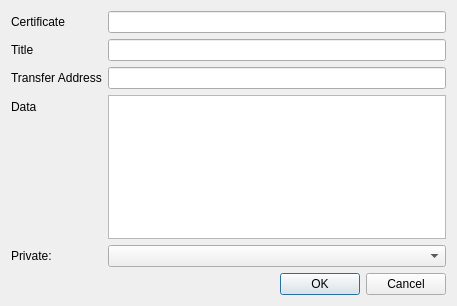
Above: src/qt/forms/editcertdialog.ui from syscoin/syscoin1 before the change. Below: the same form after it.
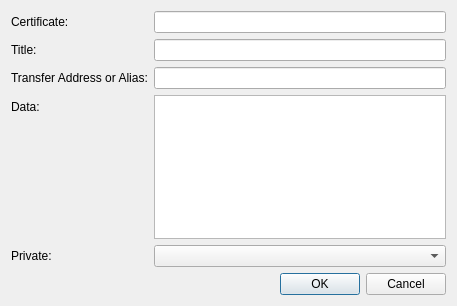
That is the form after the change.

```diff
--- a/src/qt/forms/editcertdialog.ui
+++ b/src/qt/forms/editcertdialog.ui
@@ -22,7 +22,7 @@
      <item row="0" column="0">
       <widget class="QLabel" name="certLabel">
        <property name="text">
-        <string>Certificate</string>
+        <string>Certificate:</string>
        </property>
        <property name="buddy">
         <cstring>certEdit</cstring>
@@ -39,7 +39,7 @@
      <item row="1" column="0">
       <widget class="QLabel" name="label_2">
        <property name="text">
-        <string>Title</string>
+        <string>Title:</string>
        </property>
        <property name="buddy">
         <cstring>nameEdit</cstring>
@@ -56,7 +56,10 @@
      <item row="2" column="0">
       <widget class="QLabel" name="transferLabel">
        <property name="text">
-        <string>Transfer Address</string>
+        <string>Transfer Address or Alias:</string>
+       </property>
+       <property name="wordWrap">
+        <bool>true</bool>
        </property>
       </widget>
      </item>
@@ -66,7 +69,7 @@
      <item row="3" column="0">
       <widget class="QLabel" name="certDataLabel">
        <property name="text">
-        <string>Data</string>
+        <string>Data:</string>
        </property>
       </widget>
      </item>
```
